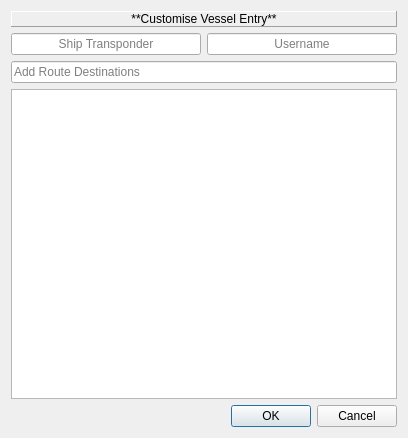
Above: ui/ShipDialog.ui from leothehero/Prun-Shipment-Manager before the change. Below: the same form after it.
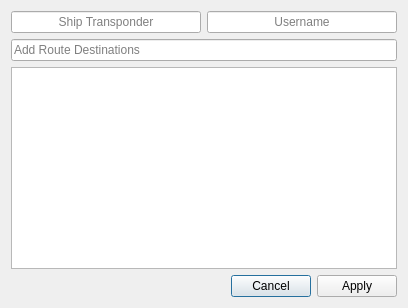
That is the form after the change.

Commit message: Added Material Validator, added PDM data setup calls, tested binding click event on label, removed dialog redundant label

What changed in the file:
```diff
--- a/ui/ShipDialog.ui
+++ b/ui/ShipDialog.ui
@@ -2,12 +2,15 @@
 <ui version="4.0">
  <class>Dialog</class>
  <widget class="QDialog" name="Dialog">
+  <property name="enabled">
+   <bool>true</bool>
+  </property>
   <property name="geometry">
    <rect>
     <x>0</x>
     <y>0</y>
     <width>408</width>
-    <height>438</height>
+    <height>308</height>
    </rect>
   </property>
   <property name="windowTitle">
@@ -17,46 +20,6 @@
    <enum>Qt::LayoutDirection::LeftToRight</enum>
   </property>
   <layout class="QVBoxLayout" name="verticalLayout">
-   <item>
-    <widget class="QLabel" name="dialogDescriptorLabel">
-     <property name="sizePolicy">
-      <sizepolicy hsizetype="MinimumExpanding" vsizetype="Minimum">
-       <horstretch>0</horstretch>
-       <verstretch>0</verstretch>
-      </sizepolicy>
-     </property>
-     <property name="layoutDirection">
-      <enum>Qt::LayoutDirection::LeftToRight</enum>
-     </property>
-     <property name="frameShape">
-      <enum>QFrame::Shape::Panel</enum>
-     </property>
-     <property name="frameShadow">
-      <enum>QFrame::Shadow::Raised</enum>
-     </property>
-     <property name="lineWidth">
-      <number>1</number>
-     </property>
-     <property name="midLineWidth">
-      <number>0</number>
-     </property>
-     <property name="text">
-      <string>**Customise Vessel Entry**</string>
-     </property>
-     <property name="textFormat">
-      <enum>Qt::TextFormat::MarkdownText</enum>
-     </property>
-     <property name="scaledContents">
-      <bool>false</bool>
-     </property>
-     <property name="alignment">
-      <set>Qt::AlignmentFlag::AlignCenter</set>
-     </property>
-     <property name="textInteractionFlags">
-      <set>Qt::TextInteractionFlag::NoTextInteraction</set>
-     </property>
-    </widget>
-   </item>
    <item>
     <widget class="QWidget" name="lineEditContainer" native="true">
      <property name="sizePolicy">
@@ -157,6 +120,9 @@
         <property name="placeholderText">
          <string>Add Route Destinations</string>
         </property>
+        <property name="clearButtonEnabled">
+         <bool>false</bool>
+        </property>
        </widget>
       </item>
       <item>
@@ -205,7 +171,7 @@
       <enum>Qt::Orientation::Horizontal</enum>
      </property>
      <property name="standardButtons">
-      <set>QDialogButtonBox::StandardButton::Cancel|QDialogButtonBox::StandardButton::Ok</set>
+      <set>QDialogButtonBox::StandardButton::Apply|QDialogButtonBox::StandardButton::Cancel</set>
      </property>
      <property name="centerButtons">
       <bool>false</bool>
```
Left out of the diff: 6 changed lines with no effect on the pictures. The commit also changes 2 other files.
